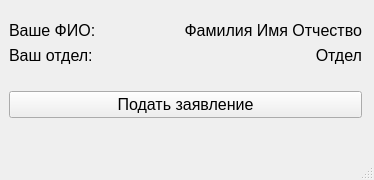
sozzzzi/BudgetControl, file src/main/employeemainwindow.ui: the form before one commit.
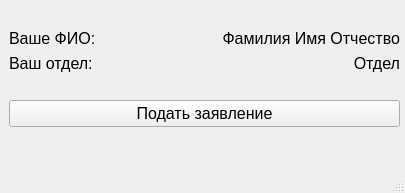
The form after the commit.

The edit to the form file:
```diff
--- a/src/main/employeemainwindow.ui
+++ b/src/main/employeemainwindow.ui
@@ -6,8 +6,8 @@
    <rect>
     <x>0</x>
     <y>0</y>
-    <width>374</width>
-    <height>180</height>
+    <width>405</width>
+    <height>193</height>
    </rect>
   </property>
   <property name="windowTitle">
@@ -19,8 +19,8 @@
      <rect>
       <x>9</x>
       <y>9</y>
-      <width>353</width>
-      <height>121</height>
+      <width>391</width>
+      <height>138</height>
      </rect>
     </property>
     <layout class="QGridLayout" name="gridLayout">
```
Left out of the diff: 4 changed lines with no effect on the pictures.
